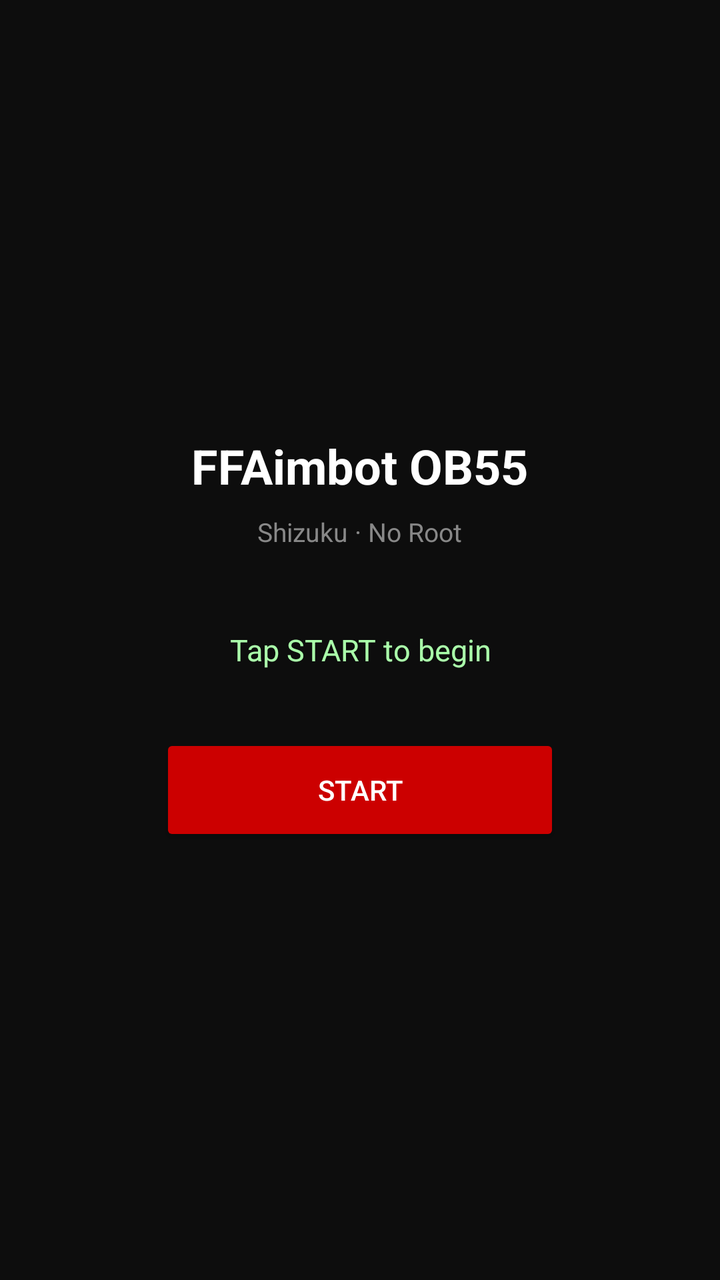
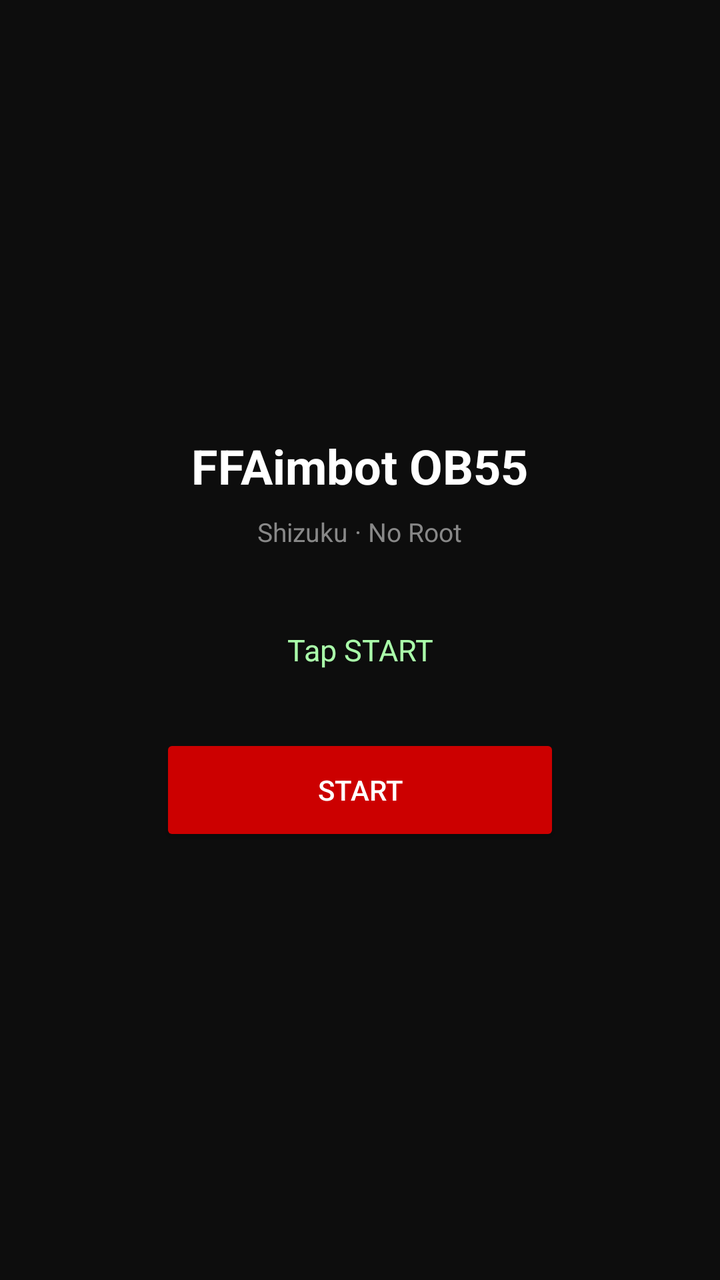

Screens rendered from an Android XML layout before and after an edit, with the pre-edit source and the edit as a unified diff.
<!-- AndroidManifest.xml: application theme AppTheme -->
<!-- res/layout/activity_main.xml -->
<?xml version="1.0" encoding="utf-8"?>
<LinearLayout xmlns:android="http://schemas.android.com/apk/res/android"
    android:layout_width="match_parent"
    android:layout_height="match_parent"
    android:orientation="vertical"
    android:gravity="center"
    android:padding="32dp"
    android:background="#0D0D0D">

    <TextView
        android:text="FFAimbot OB55"
        android:textColor="#FFFFFF"
        android:textSize="24sp"
        android:textStyle="bold"
        android:layout_marginBottom="8dp"
        android:layout_width="wrap_content"
        android:layout_height="wrap_content"/>

    <TextView
        android:text="Shizuku · No Root"
        android:textColor="#888888"
        android:textSize="13sp"
        android:layout_marginBottom="40dp"
        android:layout_width="wrap_content"
        android:layout_height="wrap_content"/>

    <TextView
        android:id="@+id/tvStatus"
        android:text="Tap START to begin"
        android:textColor="#AAFFAA"
        android:textSize="15sp"
        android:gravity="center"
        android:layout_marginBottom="32dp"
        android:layout_width="wrap_content"
        android:layout_height="wrap_content"/>

    <Button
        android:id="@+id/btnAction"
        android:text="START"
        android:backgroundTint="#CC0000"
        android:textColor="#FFFFFF"
        android:layout_width="200dp"
        android:layout_height="56dp"/>

</LinearLayout>
<!-- resources referenced by this layout -->
<resources>

</resources>

<!-- the commit's change to res/layout/activity_main.xml (unified diff, before → after) -->
@@ -1,45 +1,46 @@
 <?xml version="1.0" encoding="utf-8"?>
-<LinearLayout xmlns:android="http://schemas.android.com/apk/res/android"
+<LinearLayout
+    xmlns:android="http://schemas.android.com/apk/res/android"
     android:layout_width="match_parent"
     android:layout_height="match_parent"
     android:orientation="vertical"
     android:gravity="center"
     android:padding="32dp"
-    android:background="#0D0D0D">
+    android:background="@color/bg_dark">
 
     <TextView
+        android:layout_width="wrap_content"
+        android:layout_height="wrap_content"
         android:text="FFAimbot OB55"
-        android:textColor="#FFFFFF"
+        android:textColor="@color/white"
         android:textSize="24sp"
         android:textStyle="bold"
-        android:layout_marginBottom="8dp"
-        android:layout_width="wrap_content"
-        android:layout_height="wrap_content"/>
+        android:layout_marginBottom="8dp" />
 
     <TextView
+        android:layout_width="wrap_content"
+        android:layout_height="wrap_content"
         android:text="Shizuku · No Root"
-        android:textColor="#888888"
+        android:textColor="@color/gray"
         android:textSize="13sp"
-        android:layout_marginBottom="40dp"
-        android:layout_width="wrap_content"
-        android:layout_height="wrap_content"/>
+        android:layout_marginBottom="40dp" />
 
     <TextView
         android:id="@+id/tvStatus"
-        android:text="Tap START to begin"
-        android:textColor="#AAFFAA"
+        android:layout_width="wrap_content"
+        android:layout_height="wrap_content"
+        android:text="Tap START"
+        android:textColor="@color/green_status"
         android:textSize="15sp"
         android:gravity="center"
-        android:layout_marginBottom="32dp"
-        android:layout_width="wrap_content"
-        android:layout_height="wrap_content"/>
+        android:layout_marginBottom="32dp" />
 
     <Button
         android:id="@+id/btnAction"
+        android:layout_width="200dp"
+        android:layout_height="56dp"
         android:text="START"
-        android:backgroundTint="#CC0000"
-        android:textColor="#FFFFFF"
-        android:layout_width="200dp"
-        android:layout_height="56dp"/>
+        android:textColor="@color/white"
+        android:backgroundTint="@color/red_primary" />
 
 </LinearLayout>
<!-- resource entries referenced after the edit -->
@@ -1,5 +1,9 @@
 <!-- resources referenced by this layout -->
 <resources>
-
+  <color name="bg_dark">#0D0D0D</color>
+  <color name="gray">#888888</color>
+  <color name="green_status">#AAFFAA</color>
+  <color name="red_primary">#CC0000</color>
+  <color name="white">#FFFFFF</color>
 </resources>
 
